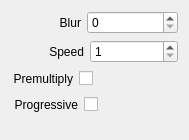
CasparCG/client, file src/Widgets/Inspector/InspectorImageScrollerWidget.ui: the form before one commit.
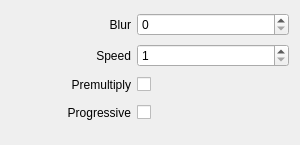
The form after the commit.

Commit message: Simplify layout of inspector widgets

The edit to the form file:
```diff
--- a/src/Widgets/Inspector/InspectorImageScrollerWidget.ui
+++ b/src/Widgets/Inspector/InspectorImageScrollerWidget.ui
@@ -6,8 +6,8 @@
    <rect>
     <x>0</x>
     <y>0</y>
-    <width>189</width>
-    <height>140</height>
+    <width>300</width>
+    <height>145</height>
    </rect>
   </property>
   <property name="sizePolicy">
@@ -16,174 +16,28 @@
     <verstretch>0</verstretch>
    </sizepolicy>
   </property>
-  <layout class="QVBoxLayout" name="verticalLayout">
-   <item>
-    <layout class="QHBoxLayout" name="horizontalLayoutBlur">
-     <item>
-      <spacer name="horizontalSpacerBlur">
-       <property name="orientation">
-        <enum>Qt::Horizontal</enum>
-       </property>
-       <property name="sizeType">
-        <enum>QSizePolicy::Fixed</enum>
-       </property>
-       <property name="sizeHint" stdset="0">
-        <size>
-         <width>48</width>
-         <height>20</height>
-        </size>
-       </property>
-      </spacer>
-     </item>
-     <item>
-      <widget class="QLabel" name="labelBlur">
-       <property name="text">
-        <string>Blur</string>
-       </property>
-       <property name="alignment">
-        <set>Qt::AlignRight|Qt::AlignTrailing|Qt::AlignVCenter</set>
-       </property>
-      </widget>
-     </item>
-     <item>
-      <widget class="QSpinBox" name="spinBoxBlur">
-       <property name="sizePolicy">
-        <sizepolicy hsizetype="Expanding" vsizetype="Fixed">
-         <horstretch>0</horstretch>
-         <verstretch>0</verstretch>
-        </sizepolicy>
-       </property>
-      </widget>
-     </item>
-    </layout>
+  <layout class="QGridLayout" name="gridLayout">
+   <property name="bottomMargin">
+    <number>20</number>
+   </property>
+   <item row="1" column="0">
+    <widget class="QLabel" name="labelSpeed">
+     <property name="minimumSize">
+      <size>
+       <width>120</width>
+       <height>0</height>
+      </size>
+     </property>
+     <property name="text">
+      <string>Speed</string>
+     </property>
+     <property name="alignment">
+      <set>Qt::AlignRight|Qt::AlignTrailing|Qt::AlignVCenter</set>
+     </property>
+    </widget>
    </item>
-   <item>
-    <layout class="QHBoxLayout" name="horizontalLayoutSpeed">
-     <item>
-      <spacer name="horizontalSpacerSpeed">
-       <property name="orientation">
-        <enum>Qt::Horizontal</enum>
-       </property>
-       <property name="sizeType">
-        <enum>QSizePolicy::Fixed</enum>
-       </property>
-       <property name="sizeHint" stdset="0">
-        <size>
-         <width>38</width>
-         <height>20</height>
-        </size>
-       </property>
-      </spacer>
-     </item>
-     <item>
-      <widget class="QLabel" name="labelSpeed">
-       <property name="text">
-        <string>Speed</string>
-       </property>
-       <property name="alignment">
-        <set>Qt::AlignRight|Qt::AlignTrailing|Qt::AlignVCenter</set>
-       </property>
-      </widget>
-     </item>
-     <item>
-      <widget class="QSpinBox" name="spinBoxSpeed">
-       <property name="sizePolicy">
-        <sizepolicy hsizetype="Expanding" vsizetype="Fixed">
-         <horstretch>0</horstretch>
-         <verstretch>0</verstretch>
-        </sizepolicy>
-       </property>
-       <property name="minimum">
-        <number>1</number>
-       </property>
-       <property name="maximum">
-        <number>100</number>
-       </property>
-      </widget>
-     </item>
-    </layout>
-   </item>
-   <item>
-    <layout class="QHBoxLayout" name="horizontalLayoutPremultiply">
-     <item>
-      <spacer name="horizontalSpacerPremultiply1">
-       <property name="orientation">
-        <enum>Qt::Horizontal</enum>
-       </property>
-       <property name="sizeType">
-        <enum>QSizePolicy::Fixed</enum>
-       </property>
-       <property name="sizeHint" stdset="0">
-        <size>
-         <width>2</width>
-         <height>20</height>
-        </size>
-       </property>
-      </spacer>
-     </item>
-     <item>
-      <widget class="QLabel" name="labelPremultiply">
-       <property name="text">
-        <string>Premultiply</string>
-       </property>
-       <property name="alignment">
-        <set>Qt::AlignRight|Qt::AlignTrailing|Qt::AlignVCenter</set>
-       </property>
-      </widget>
-     </item>
-     <item>
-      <widget class="QCheckBox" name="checkBoxPremultiply">
-       <property name="layoutDirection">
-        <enum>Qt::RightToLeft</enum>
-       </property>
-       <property name="text">
-        <string/>
-       </property>
-      </widget>
-     </item>
-     <item>
-      <spacer name="horizontalSpacerPremultiply2">
-       <property name="orientation">
-        <enum>Qt::Horizontal</enum>
-       </property>
-       <property name="sizeHint" stdset="0">
-        <size>
-         <width>40</width>
-         <height>20</height>
-        </size>
-       </property>
-      </spacer>
-     </item>
-    </layout>
-   </item>
-   <item>
+   <item row="3" column="1">
     <layout class="QHBoxLayout" name="horizontalLayoutProgressive">
-     <item>
-      <spacer name="horizontalSpacerProgressive1">
-       <property name="orientation">
-        <enum>Qt::Horizontal</enum>
-       </property>
-       <property name="sizeType">
-        <enum>QSizePolicy::Fixed</enum>
-       </property>
-       <property name="sizeHint" stdset="0">
-        <size>
-         <width>3</width>
-         <height>20</height>
-        </size>
-       </property>
-      </spacer>
-     </item>
-     <item>
-      <widget class="QLabel" name="labelProgressive">
-       <property name="text">
-        <string>Progressive</string>
-       </property>
-       <property name="alignment">
-        <set>Qt::AlignRight|Qt::AlignTrailing|Qt::AlignVCenter</set>
-       </property>
-      </widget>
-     </item>
      <item>
       <widget class="QCheckBox" name="checkBoxProgressive">
        <property name="layoutDirection">
@@ -209,21 +63,106 @@
      </item>
     </layout>
    </item>
-   <item>
-    <spacer name="verticalSpacerImageScroller">
-     <property name="orientation">
-      <enum>Qt::Vertical</enum>
+   <item row="2" column="0">
+    <widget class="QLabel" name="labelPremultiply">
+     <property name="minimumSize">
+      <size>
+       <width>120</width>
+       <height>0</height>
+      </size>
      </property>
-     <property name="sizeType">
-      <enum>QSizePolicy::Fixed</enum>
+     <property name="text">
+      <string>Premultiply</string>
      </property>
-     <property name="sizeHint" stdset="0">
+     <property name="alignment">
+      <set>Qt::AlignRight|Qt::AlignTrailing|Qt::AlignVCenter</set>
+     </property>
+    </widget>
+   </item>
+   <item row="1" column="1">
+    <widget class="QSpinBox" name="spinBoxSpeed">
+     <property name="sizePolicy">
+      <sizepolicy hsizetype="Expanding" vsizetype="Fixed">
+       <horstretch>0</horstretch>
+       <verstretch>0</verstretch>
+      </sizepolicy>
+     </property>
+     <property name="minimum">
+      <number>1</number>
+     </property>
+     <property name="maximum">
+      <number>100</number>
+     </property>
+    </widget>
+   </item>
+   <item row="0" column="0">
+    <widget class="QLabel" name="labelBlur">
+     <property name="minimumSize">
       <size>
-       <width>20</width>
-       <height>10</height>
+       <width>120</width>
+       <height>0</height>
       </size>
      </property>
-    </spacer>
+     <property name="text">
+      <string>Blur</string>
+     </property>
+     <property name="alignment">
+      <set>Qt::AlignRight|Qt::AlignTrailing|Qt::AlignVCenter</set>
+     </property>
+    </widget>
+   </item>
+   <item row="0" column="1">
+    <widget class="QSpinBox" name="spinBoxBlur">
+     <property name="sizePolicy">
+      <sizepolicy hsizetype="Expanding" vsizetype="Fixed">
+       <horstretch>0</horstretch>
+       <verstretch>0</verstretch>
+      </sizepolicy>
+     </property>
+    </widget>
+   </item>
+   <item row="2" column="1">
+    <layout class="QHBoxLayout" name="horizontalLayoutPremultiply">
+     <item>
+      <widget class="QCheckBox" name="checkBoxPremultiply">
+       <property name="layoutDirection">
+        <enum>Qt::RightToLeft</enum>
+       </property>
+       <property name="text">
+        <string/>
+       </property>
+      </widget>
+     </item>
+     <item>
+      <spacer name="horizontalSpacerPremultiply2">
+       <property name="orientation">
+        <enum>Qt::Horizontal</enum>
+       </property>
+       <property name="sizeHint" stdset="0">
+        <size>
+         <width>40</width>
+         <height>20</height>
+        </size>
+       </property>
+      </spacer>
+     </item>
+    </layout>
+   </item>
+   <item row="3" column="0">
+    <widget class="QLabel" name="labelProgressive">
+     <property name="minimumSize">
+      <size>
+       <width>120</width>
+       <height>0</height>
+      </size>
+     </property>
+     <property name="text">
+      <string>Progressive</string>
+     </property>
+     <property name="alignment">
+      <set>Qt::AlignRight|Qt::AlignTrailing|Qt::AlignVCenter</set>
+     </property>
+    </widget>
    </item>
   </layout>
  </widget>
```
Left out of the diff: 6 changed lines with no effect on the pictures. The commit also changes 58 other files.
